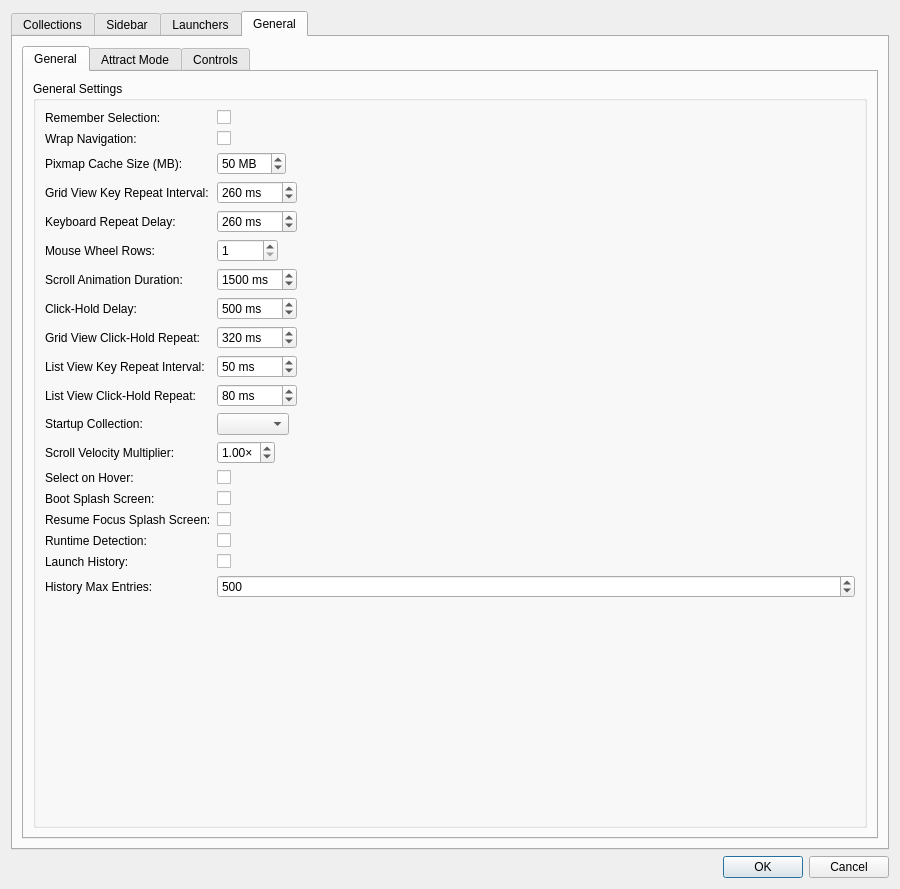
First picture: the form in src/ui/dialogs/settingsdialog.ui, repository EtherAura/Kartend, before the edit.
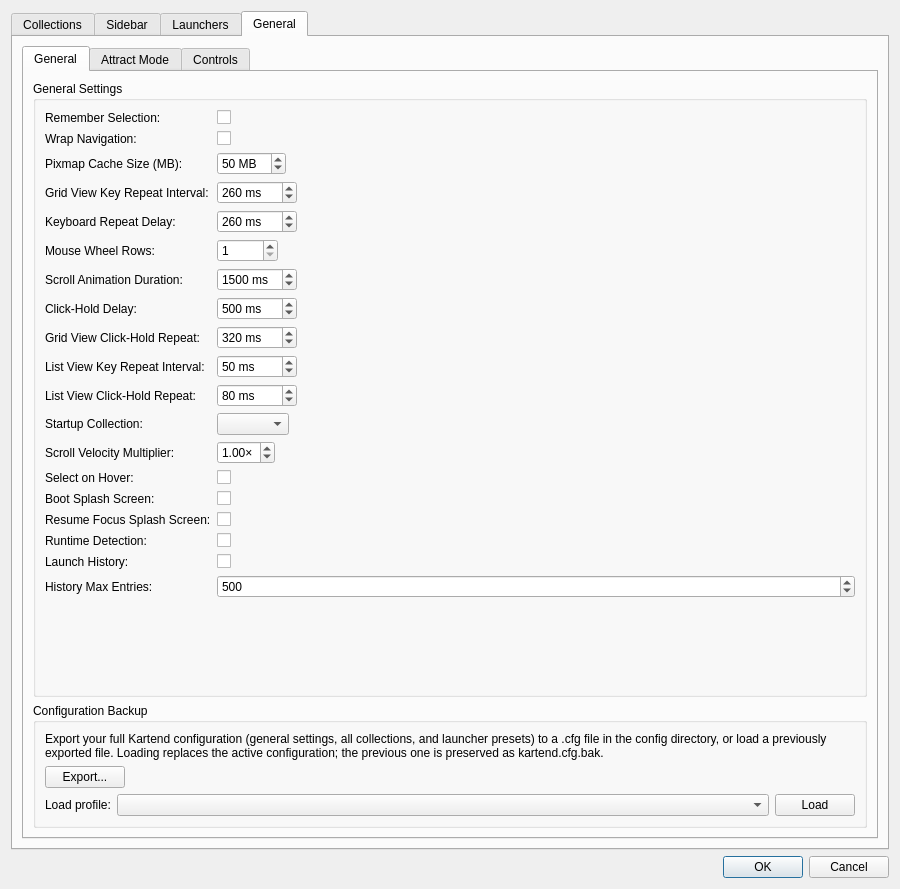
Second picture: the form after the edit. The open tabs and pages were chosen to show the change. Icons and pictures are not drawn. Custom widgets are drawn as their Qt base class.

Commit message:
feat(settings): import/export config via Backup section [Kartend-88w]
Adds SettingsUtils::exportConfig / importConfig helpers and a Configuration
Backup group in Settings > General > General. Export prompts for a profile
name and saves <name>.cfg into the Kartend config directory; the Load
dropdown lists every *.cfg in that directory (excluding the active
kartend.cfg). Loading replaces kartend.cfg atomically, preserves the previous
file as kartend.cfg.bak, and prompts the user to restart Kartend so the new
configuration takes effect.

```diff
--- a/src/ui/dialogs/settingsdialog.ui
+++ b/src/ui/dialogs/settingsdialog.ui
@@ -1897,6 +1897,86 @@
              </layout>
             </widget>
            </item>
+           <item>
+            <widget class="QGroupBox" name="backupGroupBox">
+             <property name="title">
+              <string>Configuration Backup</string>
+             </property>
+             <layout class="QVBoxLayout" name="backupContentLayout">
+              <item>
+               <widget class="QLabel" name="backupDescriptionLabel">
+                <property name="wordWrap">
+                 <bool>true</bool>
+                </property>
+                <property name="text">
+                 <string>Export your full Kartend configuration (general settings, all collections, and launcher presets) to a .cfg file in the config directory, or load a previously exported file. Loading replaces the active configuration; the previous one is preserved as kartend.cfg.bak.</string>
+                </property>
+               </widget>
+              </item>
+              <item>
+               <layout class="QHBoxLayout" name="backupExportLayout">
+                <item>
+                 <widget class="QPushButton" name="exportConfigButton">
+                  <property name="toolTip">
+                   <string>Save the current Kartend configuration to a named .cfg file in the config directory</string>
+                  </property>
+                  <property name="text">
+                   <string>Export...</string>
+                  </property>
+                 </widget>
+                </item>
+                <item>
+                 <spacer name="backupExportSpacer">
+                  <property name="orientation">
+                   <enum>Qt::Orientation::Horizontal</enum>
+                  </property>
+                  <property name="sizeHint" stdset="0">
+                   <size>
+                    <width>40</width>
+                    <height>20</height>
+                   </size>
+                  </property>
+                 </spacer>
+                </item>
+               </layout>
+              </item>
+              <item>
+               <layout class="QHBoxLayout" name="backupImportLayout">
+                <item>
+                 <widget class="QLabel" name="importConfigLabel">
+                  <property name="text">
+                   <string>Load profile:</string>
+                  </property>
+                 </widget>
+                </item>
+                <item>
+                 <widget class="QComboBox" name="importConfigComboBox">
+                  <property name="sizePolicy">
+                   <sizepolicy hsizetype="Expanding" vsizetype="Fixed">
+                    <horstretch>0</horstretch>
+                    <verstretch>0</verstretch>
+                   </sizepolicy>
+                  </property>
+                  <property name="toolTip">
+                   <string>.cfg files found in the Kartend config directory (excluding the active kartend.cfg)</string>
+                  </property>
+                 </widget>
+                </item>
+                <item>
+                 <widget class="QPushButton" name="importConfigButton">
+                  <property name="toolTip">
+                   <string>Replace the active configuration with the selected profile (requires restart)</string>
+                  </property>
+                  <property name="text">
+                   <string>Load</string>
+                  </property>
+                 </widget>
+                </item>
+               </layout>
+              </item>
+             </layout>
+            </widget>
+           </item>
           </layout>
          </widget>
          <widget class="QWidget" name="attractSubTab">
```
The commit also changes 3 other files.
